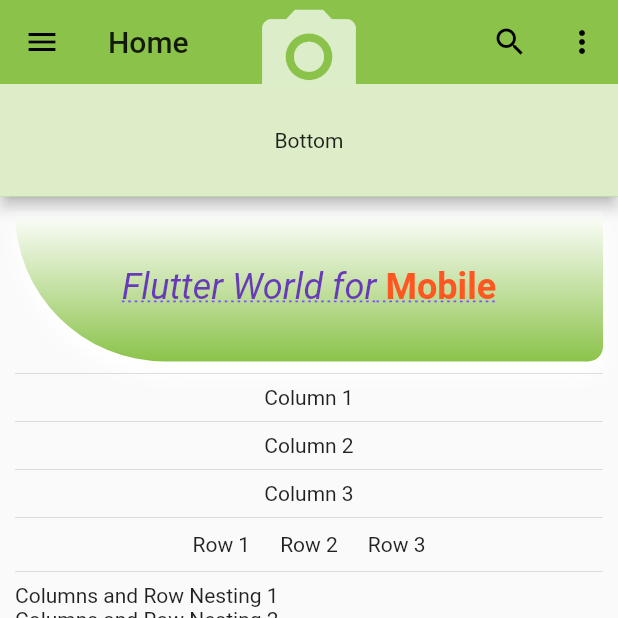
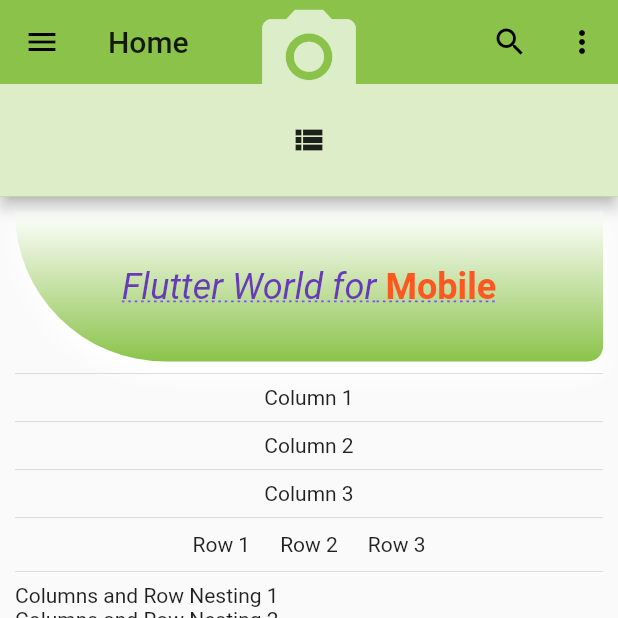
Before and after one commit to Mwamitovi/counter_app, a Flutter app: the screen it shows after launch, on a phone screen of 412 x 824 dp, the top half of it. Run offline on Flutter 3.47's test engine with Material 2 defaults, Android fonts, the phone set to English and light mode, and no system bars.

Commit message:
Add to AppBar, a stateless PopupMenuButtonWidget, that implements PreferredSizeWidget

```diff
--- a/lib/pages/home.dart
+++ b/lib/pages/home.dart
@@ -32,17 +32,7 @@ class _HomeState extends State<Home> {
             color: Colors.white70,
           ),
         ),
-        bottom: PreferredSize(
-          child: Container(
-            color: Colors.lightGreen.shade100,
-            height: 75.0,
-            width: double.infinity,
-            child: Center(
-              child: Text('Bottom'),
-            ),
-          ),
-          preferredSize: Size.fromHeight(75.0),
-        ),
+        bottom: PopupMenuButtonWidget(),
       ),
       body: Padding(
         padding: EdgeInsets.all(10.0),
@@ -87,6 +77,54 @@ class _HomeState extends State<Home> {
       ),
     );
   }
+}
+
+class PopupMenuButtonWidget extends StatelessWidget implements PreferredSizeWidget {
+  const PopupMenuButtonWidget({
+    Key key,
+  }) : super(key: key);
+
+  @override
+  Widget build(BuildContext context) {
+    // If no icon is set for PopupMenuButton, a default menu icon is used by default.
+    // onSelected will retrieve the item selected in the list.
+    // We use an itemBuilder to build a list of foodMenuList and map to TodoMenuItem .
+    // A PopupMenuItem is returned for each item in the foodMenuList.
+    // For the PopupMenuItem child, we use a Row widget to show the Icon and Text widgets together.
+    return Container(
+      color: Colors.lightGreen.shade100,
+      height: preferredSize.height,
+      width: double.infinity,
+      child: Center(
+        child: PopupMenuButton<TodoMenuItem>(
+          icon: Icon(Icons.view_list),
+          onSelected: ((valueSelected) {
+            print('valueSelected: ${valueSelected.title}');
+          }),
+          itemBuilder: (BuildContext context) {
+            return foodMenuList.map((TodoMenuItem todoMenuItem) {
+              return PopupMenuItem<TodoMenuItem>(
+                value: todoMenuItem,
+                child: Row(
+                  children: <Widget>[
+                    Icon(todoMenuItem.icon.icon),
+                    Padding(
+                      padding: EdgeInsets.all(8.0),
+                    ),
+                    Text(todoMenuItem.title),
+                  ],
+                ),
+              );
+            }).toList();
+          },
+        ),
+      ),
+    );
+  }
+
+  @override
+  // implement preferredSize
+  Size get preferredSize => Size.fromHeight(75.0);
 }
 
 class ContainerWithBoxDecorationWidget extends StatelessWidget {
@@ -236,3 +274,19 @@ class ColumnAndRowNestingWidget extends StatelessWidget {
     );
   }
 }
+
+class TodoMenuItem {
+  // Model class
+  final String title;
+  final Icon icon;
+
+  TodoMenuItem({ this.title, this.icon });
+}
+
+// list of Menu items for PopupMenuButton
+List<TodoMenuItem> foodMenuList = [
+  TodoMenuItem(title: 'Fast Food', icon: Icon(Icons.fastfood)),
+  TodoMenuItem(title: 'Remind Me', icon: Icon(Icons.add_alarm)),
+  TodoMenuItem(title: 'Flight', icon: Icon(Icons.flight)),
+  TodoMenuItem(title: 'Music', icon: Icon(Icons.audiotrack)),
+];
```
